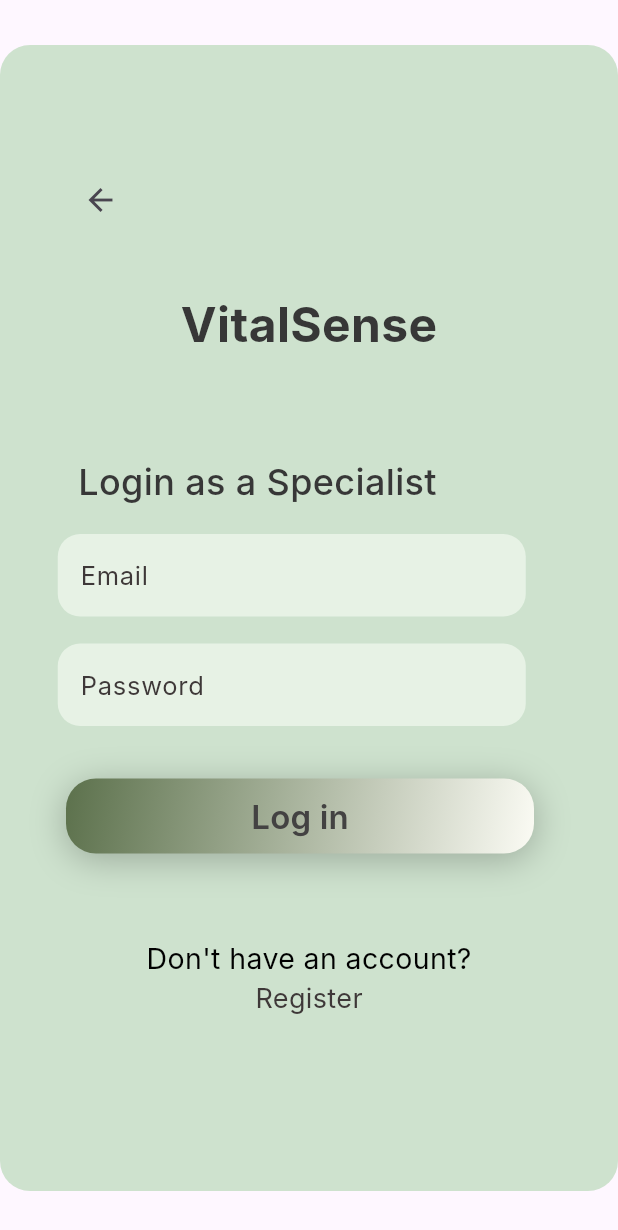
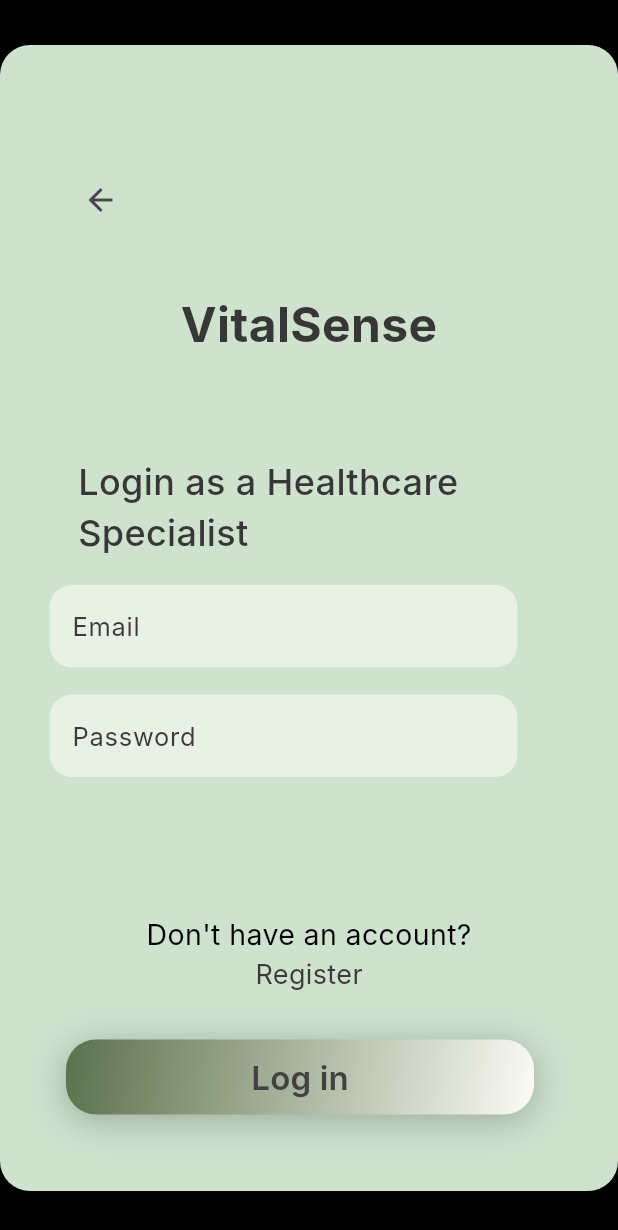
Before and after one commit to hibasiddiqui6/VitalSense, a Flutter app: the SpecialistLogin screen opened directly, on a phone screen of 412 x 824 dp. Shown: the top 1230 px of the screen. Run offline on Flutter 3.47's test engine with Material 3 defaults, Android fonts, the phone set to English and light mode, and no system bars; Roboto replaces fonts that are missing (Inter).

```diff
--- a/lib/Modules/login_patient.dart
+++ b/lib/Modules/login_patient.dart
@@ -1,6 +1,6 @@
 import 'package:flutter/material.dart';
 import 'register_patient.dart'; // Import the registration page
-import 'shirt_connection.dart'; // Import the shirt_connection.dart page
+import 'patient_landingPage.dart'; // Import the shirt_connection.dart page
 import 'package:vitalsense/services/api_client.dart'; // Import the ApiClient for login functionality
 
 class PatientLogin extends StatefulWidget {
--- a/lib/Modules/login_specialist.dart
+++ b/lib/Modules/login_specialist.dart
@@ -1,19 +1,65 @@
 import 'package:flutter/material.dart';
-import 'package:vitalsense/Modules/register_specialist.dart';  // Import the registration page
-import 'search_add_patient.dart';
+import 'register_specialist.dart'; // Import the registration page
+import 'specialist_landingPage.dart'; // Import the shirt_connection.dart page
+import 'package:vitalsense/services/api_client.dart'; // Import the ApiClient for login functionality
 
-class SpecialistLogin extends StatelessWidget {
+class SpecialistLogin extends StatefulWidget {
   const SpecialistLogin({super.key});
 
   @override
+  _SpecialistLoginState createState() => _SpecialistLoginState();
+}
+
+class _SpecialistLoginState extends State<SpecialistLogin> {
+  final TextEditingController _emailController = TextEditingController();
+  final TextEditingController _passwordController = TextEditingController();
+  bool _isLoading = false;
+  String? _errorMessage;
+
+  // Function to handle login
+  Future<void> _login() async {
+    setState(() {
+      _isLoading = true;
+      _errorMessage = null;
+    });
+
+    final email = _emailController.text;
+    final password = _passwordController.text;
+
+    // Call the login API
+    final apiClient = ApiClient();
+    final response = await apiClient.loginSpecialist(email, password);
+
+    setState(() {
+      _isLoading = false;
+    });
+
+    if (response.containsKey('error')) {
+      setState(() {
+        _errorMessage = response['error'];
+      });
+    } else {
+      // Successful login
+      Navigator.push(
+        context,
+        MaterialPageRoute(builder: (context) => const NoActivePatientsScreen()), // Navigate to Add Patient
+      );
+    }
+  }
+
+  @override
   Widget build(BuildContext context) {
+    // Get the height of the screen
+    double screenHeight = MediaQuery.of(context).size.height;
 
     return Scaffold(
+      backgroundColor: Colors.black,
       body: Center(
-        child: FixedContainer(
+        child: FlexibleContainer(
+          maxHeight: screenHeight - 60,
           child: SingleChildScrollView(
             child: Padding(
-              padding: const EdgeInsets.fromLTRB(33, 10, 33, 150),
+              padding: const EdgeInsets.fromLTRB(33, 30, 33, 135),
               child: Column(
                 crossAxisAlignment: CrossAxisAlignment.start,
                 children: [
@@ -23,9 +69,24 @@ class SpecialistLogin extends StatelessWidget {
                   const SizedBox(height: 65),
                   const LoginHeader(),
                   const SizedBox(height: 18),
-                  const LoginForm(),
+                  LoginForm(
+                    emailController: _emailController,
+                    passwordController: _passwordController,
+                  ),
+                  const SizedBox(height: 35),
+                  if (_errorMessage != null) ...[
+                    Text(
+                      _errorMessage!,
+                      style: const TextStyle(color: Colors.red, fontSize: 16),
+                    ),
+                  ],
                   const SizedBox(height: 57),
                   const RegisterPrompt(),
+                  const SizedBox(height: 30),
+                  LoginButton(
+                    isLoading: _isLoading,
+                    onPressed: _login,
+                  ),
                 ],
               ),
             ),
@@ -36,22 +97,28 @@ class SpecialistLogin extends StatelessWidget {
   }
 }
 
-/// FixedContainer for the background and layout constraints
-class FixedContainer extends StatelessWidget {
+/// FlexibleContainer for the background and layout constraints
+class FlexibleContainer extends StatelessWidget {
   final Widget child;
-  const FixedContainer({super.key, required this.child});
+  final double maxHeight;
+
+  const FlexibleContainer({super.key, required this.child, required this.maxHeight});
 
   @override
   Widget build(BuildContext context) {
-    final screenHeight = MediaQuery.of(context).size.height; // Get the screen height
-    return Container(
-      width: 412,
-      height: screenHeight - 60,
+    return ConstrainedBox(
+      constraints: BoxConstraints(
+        maxWidth: 412, // Fixed width
+        maxHeight: maxHeight,
+      ),
+      child: Container(
+        width: double.infinity, // Ensures the container takes the max width
         decoration: BoxDecoration(
           color: const Color.fromARGB(255, 206, 226, 206),
           borderRadius: BorderRadius.circular(20),
         ),
         child: child,
+      ),
     );
   }
 }
@@ -63,7 +130,7 @@ class BackButtonWidget extends StatelessWidget {
   @override
   Widget build(BuildContext context) {
     return Container(
-      margin: const EdgeInsets.fromLTRB(10, 69, 0, 0),
+      margin: const EdgeInsets.fromLTRB(10, 49, 0, 0),
       child: IconButton(
         icon: const Icon(Icons.arrow_back),
         onPressed: () {
@@ -101,7 +168,7 @@ class LoginHeader extends StatelessWidget {
     return const Padding(
       padding: EdgeInsets.only(left: 19),
       child: Text(
-        'Login as a Specialist',
+        'Login as a Healthcare Specialist',
         style: TextStyle(
           color: Color(0xFF373737),
           fontSize: 24,
@@ -113,28 +180,35 @@ class LoginHeader extends StatelessWidget {
   }
 }
 
-/// Login Form with input fields and login button
+/// Login Form with input fields
 class LoginForm extends StatelessWidget {
-  const LoginForm({super.key});
+  final TextEditingController emailController;
+  final TextEditingController passwordController;
+
+  const LoginForm({
+    super.key,
+    required this.emailController,
+    required this.passwordController,
+  });
 
   @override
   Widget build(BuildContext context) {
     return Form(
       child: Column(
         children: [
-          const InputField(
+          InputField(
+            controller: emailController,
             labelText: 'Email',
             keyboardType: TextInputType.emailAddress,
             obscureText: false,
           ),
           const SizedBox(height: 18),
-          const InputField(
+          InputField(
+            controller: passwordController,
             labelText: 'Password',
             keyboardType: TextInputType.text,
             obscureText: true,
           ),
-          const SizedBox(height: 35),
-          const LoginButton(),
         ],
       ),
     );
@@ -143,12 +217,14 @@ class LoginForm extends StatelessWidget {
 
 /// Input Field Widget
 class InputField extends StatelessWidget {
+  final TextEditingController controller;
   final String labelText;
   final TextInputType keyboardType;
   final bool obscureText;
 
   const InputField({
     super.key,
+    required this.controller,
     required this.labelText,
     required this.keyboardType,
     required this.obscureText,
@@ -165,6 +241,7 @@ class InputField extends StatelessWidget {
         borderRadius: BorderRadius.circular(15),
       ),
       child: TextFormField(
+        controller: controller,
         decoration: InputDecoration(
           labelText: labelText,
           floatingLabelBehavior: FloatingLabelBehavior.auto,
@@ -184,7 +261,14 @@ class InputField extends StatelessWidget {
 
 /// Login Button Widget
 class LoginButton extends StatelessWidget {
-  const LoginButton({super.key});
+  final bool isLoading;
+  final VoidCallback onPressed;
+
+  const LoginButton({
+    super.key,
+    required this.isLoading,
+    required this.onPressed,
+  });
 
   @override
   Widget build(BuildContext context) {
@@ -212,13 +296,7 @@ class LoginButton extends StatelessWidget {
           ],
         ),
         child: ElevatedButton(
-          onPressed: () {
-            // On button press, navigate to the search_add_patient.dart screen
-            Navigator.push(
-              context,
-              MaterialPageRoute(builder: (context) => const NoActivePatientsScreen()),
-            );
-          },
+          onPressed: isLoading ? null : onPressed,
           style: ElevatedButton.styleFrom(
             backgroundColor: Colors.transparent,
             elevation: 0,
@@ -227,7 +305,11 @@ class LoginButton extends StatelessWidget {
               borderRadius: BorderRadius.circular(50),
             ),
           ),
-          child: const Text(
+          child: isLoading
+              ? const CircularProgressIndicator(
+                  color: Color(0xFF434242),
+                )
+              : const Text(
                   'Log in',
                   style: TextStyle(
                     color: Color(0xFF434242),
--- a/lib/Modules/welcome_page.dart
+++ b/lib/Modules/welcome_page.dart
@@ -10,6 +10,7 @@ class WelcomePage extends StatelessWidget {
     double screenHeight = MediaQuery.of(context).size.height;
 
     return Scaffold(
+      backgroundColor: Colors.black,
       body: Center(
         child: SingleChildScrollView(
           child: Container(
@@ -61,7 +62,7 @@ class WelcomePage extends StatelessWidget {
                               fontFamily: 'Inter',
                               fontWeight: FontWeight.w400,
                             ),
-                            textAlign: TextAlign.center,
+                            textAlign: TextAlign.left,
                           ),
                         ],
                       ),
@@ -70,7 +71,7 @@ class WelcomePage extends StatelessWidget {
                       // Role Selection
                       Container(
                         constraints: const BoxConstraints(maxWidth: 336),
-                        margin: const EdgeInsets.symmetric(vertical: 50),
+                        margin: const EdgeInsets.symmetric(vertical: 150),
                         child: Row(
                           mainAxisAlignment: MainAxisAlignment.spaceBetween,
                           children: [
```
Also changed, not shown: lib/Modules/register_patient.dart (+78 -60 lines), lib/Modules/register_specialist.dart (+104 -106 lines), lib/services/api_client.dart (+83 -4 lines), lib/Modules/patient_landingPage.dart (renamed from lib/Modules/shirt_connection.dart), lib/Modules/specialist_landingPage.dart (renamed from lib/Modules/search_add_patient.dart), 2 other files. Lines whose indentation alone changed are shown as unchanged.
